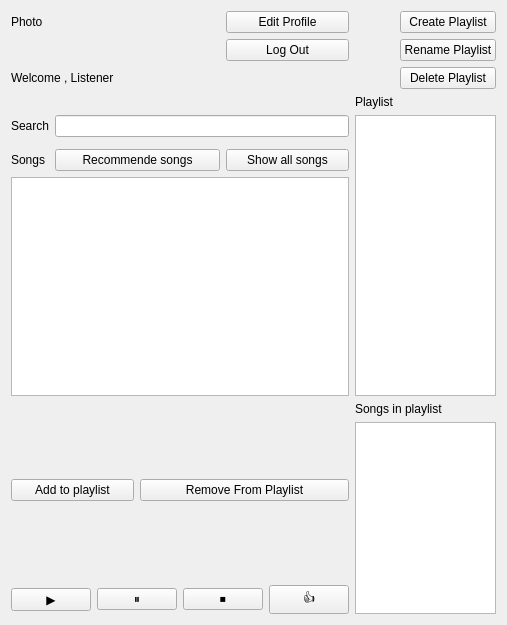
The window that listenerwindow.ui (ghazaleh-nahayatf/Spotify-Project) describes before a commit, drawn with Qt 5.
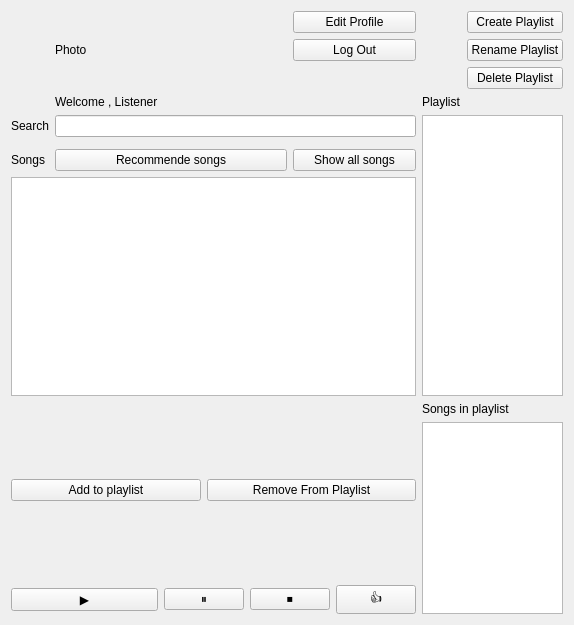
The same window after the commit.

Diff of the .ui file:
```diff
--- a/listenerwindow.ui
+++ b/listenerwindow.ui
@@ -6,7 +6,7 @@
    <rect>
     <x>0</x>
     <y>0</y>
-    <width>476</width>
+    <width>531</width>
     <height>625</height>
    </rect>
   </property>
@@ -38,13 +38,6 @@
      </property>
     </widget>
    </item>
-   <item row="2" column="0" colspan="4">
-    <widget class="QLabel" name="listenerPanelLabel">
-     <property name="text">
-      <string>Welcome , Listener</string>
-     </property>
-    </widget>
-   </item>
    <item row="4" column="0">
     <widget class="QLabel" name="label_3">
      <property name="text">
@@ -145,13 +138,6 @@
      </property>
     </widget>
    </item>
-   <item row="0" column="0">
-    <widget class="QLabel" name="profilePhotoLabel">
-     <property name="text">
-      <string>Photo</string>
-     </property>
-    </widget>
-   </item>
    <item row="6" column="5" colspan="2">
     <widget class="QPushButton" name="showAllSongsButton">
      <property name="text">
@@ -159,6 +145,20 @@
      </property>
     </widget>
    </item>
+   <item row="3" column="1">
+    <widget class="QLabel" name="listenerPanelLabel">
+     <property name="text">
+      <string>Welcome , Listener</string>
+     </property>
+    </widget>
+   </item>
+   <item row="0" column="1" rowspan="3">
+    <widget class="QLabel" name="profilePhotoLabel">
+     <property name="text">
+      <string>Photo</string>
+     </property>
+    </widget>
+   </item>
   </layout>
  </widget>
  <resources/>
```
